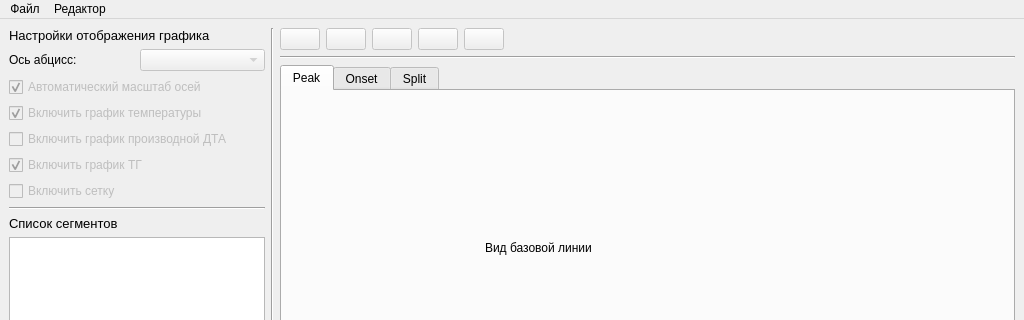
Before: the Qt Designer form assets/MainWindow.ui in ioyurev/fusion-analysis, drawn with Qt 5; both pictures show x 0 to 1024 and y 0 to 320 of the 1024 by 768 pixel window.
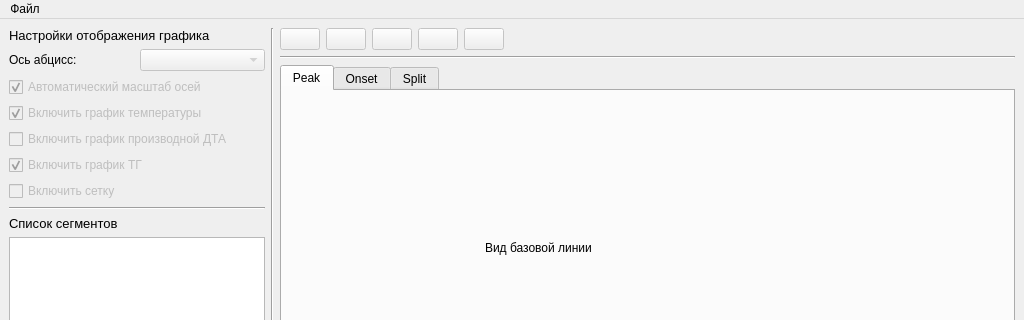
After: the same form once the commit is applied. Icons and pictures are not drawn. Custom widgets are drawn as their Qt base class.

Commit message: refactor: убран не используемый пункт меню

The edit to the form file:
```diff
--- a/assets/MainWindow.ui
+++ b/assets/MainWindow.ui
@@ -614,14 +614,7 @@
     <addaction name="action_filter"/>
     <addaction name="action_about"/>
    </widget>
-   <widget class="QMenu" name="menu_editor">
-    <property name="title">
-     <string>Редактор</string>
-    </property>
-    <addaction name="action_config"/>
-   </widget>
    <addaction name="menu_file"/>
-   <addaction name="menu_editor"/>
   </widget>
   <widget class="QStatusBar" name="statusbar"/>
   <action name="action_open">
```
